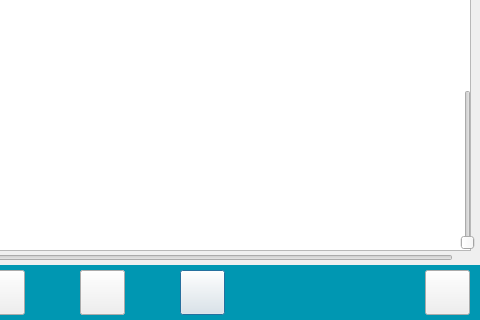
This is InterfaceEleve/interfacevideo.ui in Sam-Depardieu/Labo-de-langue as Qt 5 draws it before an edit; both pictures show x 320 to 800 and y 160 to 480 of the 800 by 480 pixel window. The edited form follows.
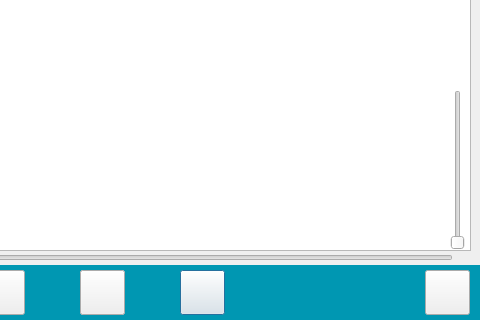
This is the edited form.

```diff
--- a/InterfaceEleve/interfacevideo.ui
+++ b/InterfaceEleve/interfacevideo.ui
@@ -147,7 +147,7 @@
   <widget class="QSlider" name="verticalSlider_sonVideo">
    <property name="geometry">
     <rect>
-     <x>780</x>
+     <x>770</x>
      <y>250</y>
      <width>16</width>
      <height>160</height>
```
Left out of the diff: 4 changed lines with no effect on the pictures.
